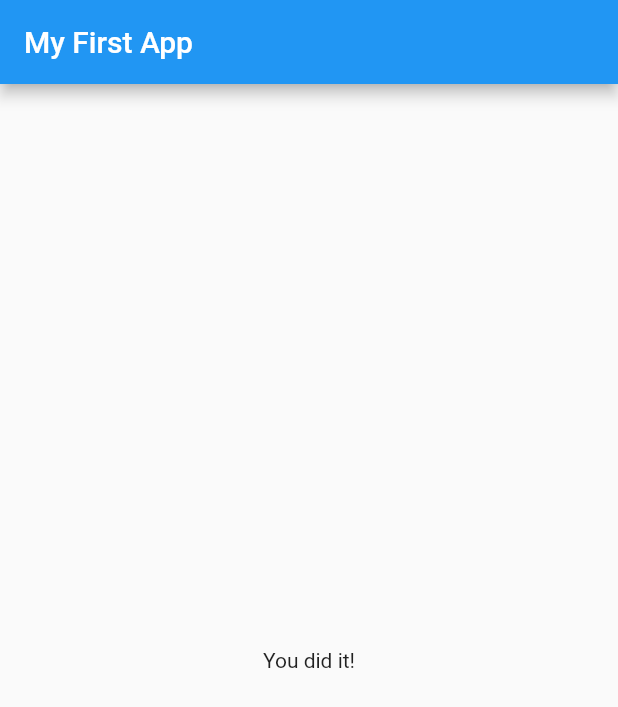
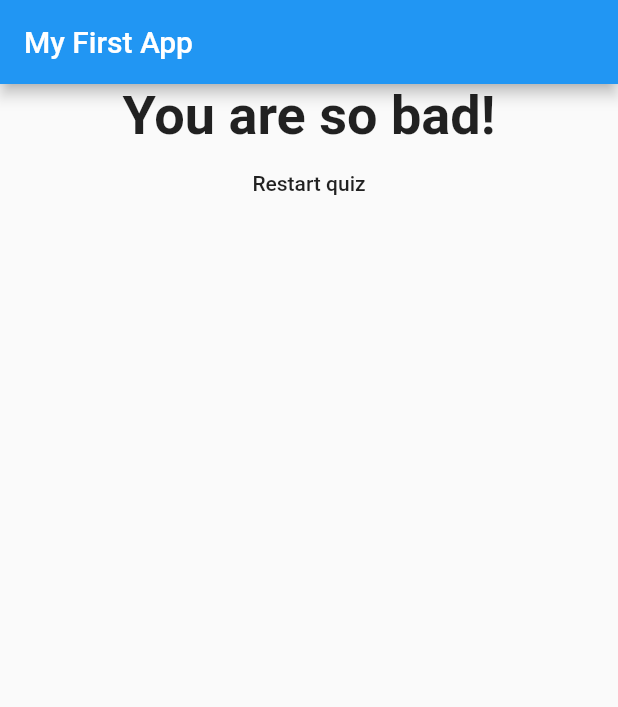
Before and after one commit to deepBn/flutter-course-quiz, a Flutter app: the screen it shows after launch, after a tap on "Black", after a tap on "Snake", after a tap on "Banana", on a phone screen of 412 x 824 dp. Shown: the top 707 px of the screen. Run offline on Flutter 3.47's test engine with Material 2 defaults, Android fonts, the phone set to English and light mode, and no system bars.

Commit message:
added total score function to the quiz

```diff
--- a/lib/main.dart
+++ b/lib/main.dart
@@ -14,24 +14,41 @@ class MyApp extends StatefulWidget {
 
 class _MyAppState extends State<MyApp> {
   var _questionIndex = 0;
+  var _totalScore = 0;
   final _questions = const [
     {
       'questionText': 'What is your favourite color',
-      'answers': ['Black', 'Red', 'Green', 'White']
+      'answers': [
+        {'text': 'Black', 'score': 10},
+        {'text': 'Red', 'score': 7},
+        {'text': 'Green', 'score': 5},
+        {'text': 'White', 'score': 1},
+      ]
     },
     {
       'questionText': 'What is your favourite animal',
-      'answers': ['Rabbit', 'Snake', 'Elephant', 'Lion']
+      'answers': [
+        {'text': 'Rabbit', 'score': 1},
+        {'text': 'Snake', 'score': 10},
+        {'text': 'Elephant', 'score': 5},
+        {'text': 'Lion', 'score': 7},
+      ]
     },
     {
       'questionText': 'What is your favourite fruit',
-      'answers': ['Apple', 'Grapes', 'Banana', 'Peach']
+      'answers': [
+        {'text': 'Apple', 'score': 1},
+        {'text': 'Grapes', 'score': 3},
+        {'text': 'Banana', 'score': 6},
+        {'text': 'Peach', 'score': 10},
+      ]
     },
   ];
 
-  void _answerQuestion() {
+  void _answerQuestion(int score) {
+    _totalScore += score;
     setState(() {
-      _questionIndex = _questionIndex + 1;
+      _questionIndex += 1;
     });
     print(_questionIndex);
   }
@@ -49,7 +66,7 @@ class _MyAppState extends State<MyApp> {
                 answerQuestion: _answerQuestion,
                 questionIndex: _questionIndex,
               )
-            : Result(),
+            : Result(_totalScore),
       ),
     );
   }
--- a/lib/quiz.dart
+++ b/lib/quiz.dart
@@ -21,8 +21,9 @@ class Quiz extends StatelessWidget {
         Question(
           questions[questionIndex]['questionText'],
         ),
-        ...(questions[questionIndex]['answers'] as List<String>).map((answer) {
-          return Answer(answerQuestion, answer);
+        ...(questions[questionIndex]['answers'] as List<Map<String, Object>>)
+            .map((answer) {
+          return Answer(() => answerQuestion(answer['score']), answer['text']);
         }).toList(),
       ],
     );
--- a/lib/result.dart
+++ b/lib/result.dart
@@ -1,10 +1,41 @@
 import 'package:flutter/material.dart';
+import 'package:flutter/rendering.dart';
 
 class Result extends StatelessWidget {
+  final int resultScore;
+
+  Result(this.resultScore);
+
+  String get resultPhrase {
+    String resultText;
+    if (resultScore <= 8) {
+      resultText = 'You are awesome and innocent!';
+    } else if (resultScore <= 12) {
+      resultText = 'Pretty likable!';
+    } else if (resultScore <= 16) {
+      resultText = 'You are . . strange?!';
+    } else {
+      resultText = 'You are so bad!';
+    }
+    return resultText;
+  }
+
   @override
   Widget build(BuildContext context) {
     return Center(
-      child: Text('You did it!'),
+      child: Column(
+        children: <Widget>[
+          Text(
+            resultPhrase,
+            style: TextStyle(fontSize: 36, fontWeight: FontWeight.bold),
+            textAlign: TextAlign.center,
+          ),
+          FlatButton(
+            child: Text('Restart quiz'),
+            onPressed: () {},
+          )
+        ],
+      ),
     );
   }
 }
```
